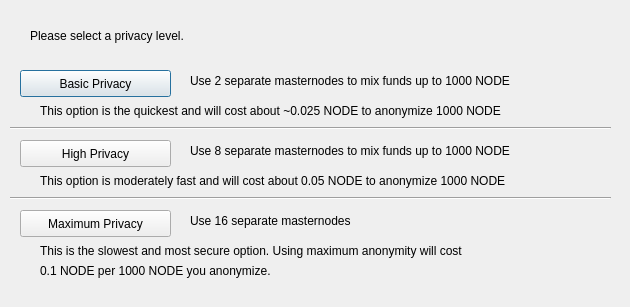
Old version of the form src/qt/forms/darksendconfig.ui in the repository bitnodes/bitnodespro.
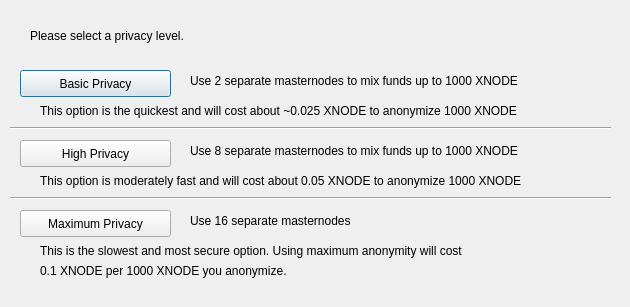
New version of the form.

```diff
--- a/src/qt/forms/darksendconfig.ui
+++ b/src/qt/forms/darksendconfig.ui
@@ -75,7 +75,7 @@
     </rect>
    </property>
    <property name="text">
-    <string>Use 2 separate masternodes to mix funds up to 1000 NODE</string>
+    <string>Use 2 separate masternodes to mix funds up to 1000 XNODE</string>
    </property>
   </widget>
   <widget class="QLabel" name="label_3">
@@ -88,7 +88,7 @@
     </rect>
    </property>
    <property name="text">
-    <string>Use 8 separate masternodes to mix funds up to 1000 NODE</string>
+    <string>Use 8 separate masternodes to mix funds up to 1000 XNODE</string>
    </property>
   </widget>
   <widget class="QLabel" name="label_4">
@@ -114,7 +114,7 @@
     </rect>
    </property>
    <property name="text">
-    <string>This option is the quickest and will cost about ~0.025 NODE to anonymize 1000 NODE</string>
+    <string>This option is the quickest and will cost about ~0.025 XNODE to anonymize 1000 XNODE</string>
    </property>
   </widget>
   <widget class="QLabel" name="label_7">
@@ -127,7 +127,7 @@
     </rect>
    </property>
    <property name="text">
-    <string>This option is moderately fast and will cost about 0.05 NODE to anonymize 1000 NODE</string>
+    <string>This option is moderately fast and will cost about 0.05 XNODE to anonymize 1000 XNODE</string>
    </property>
   </widget>
   <widget class="QLabel" name="label_8">
@@ -153,7 +153,7 @@
     </rect>
    </property>
    <property name="text">
-    <string>0.1 NODE per 1000 NODE you anonymize.</string>
+    <string>0.1 XNODE per 1000 XNODE you anonymize.</string>
    </property>
   </widget>
   <widget class="Line" name="line">
```
